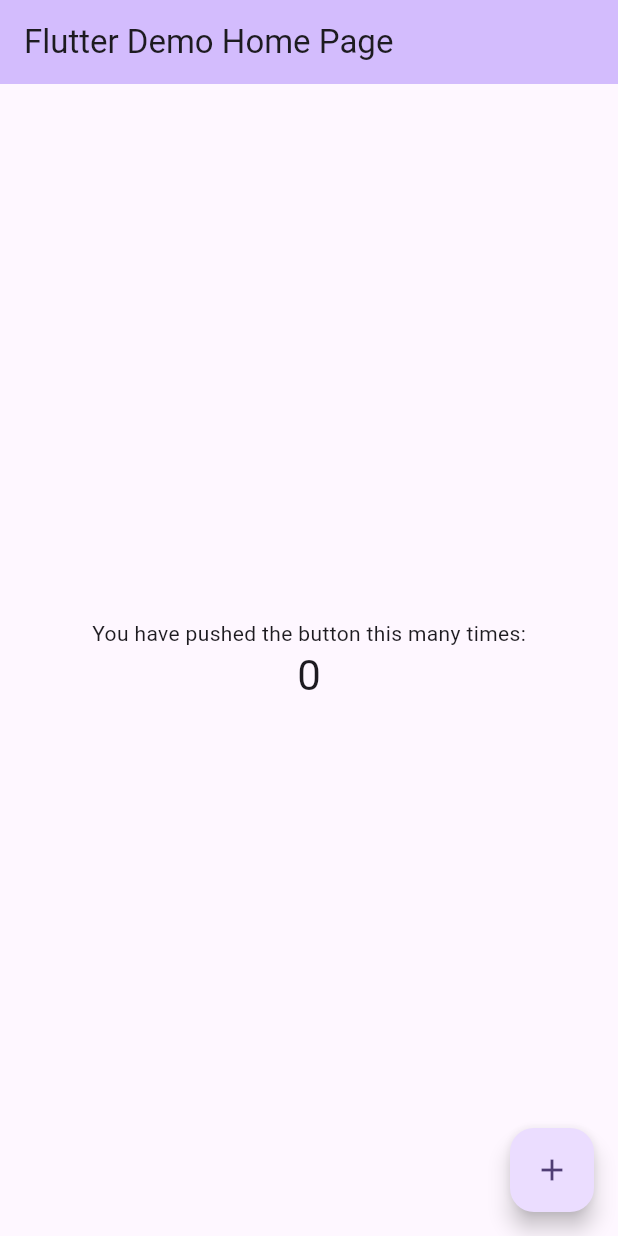
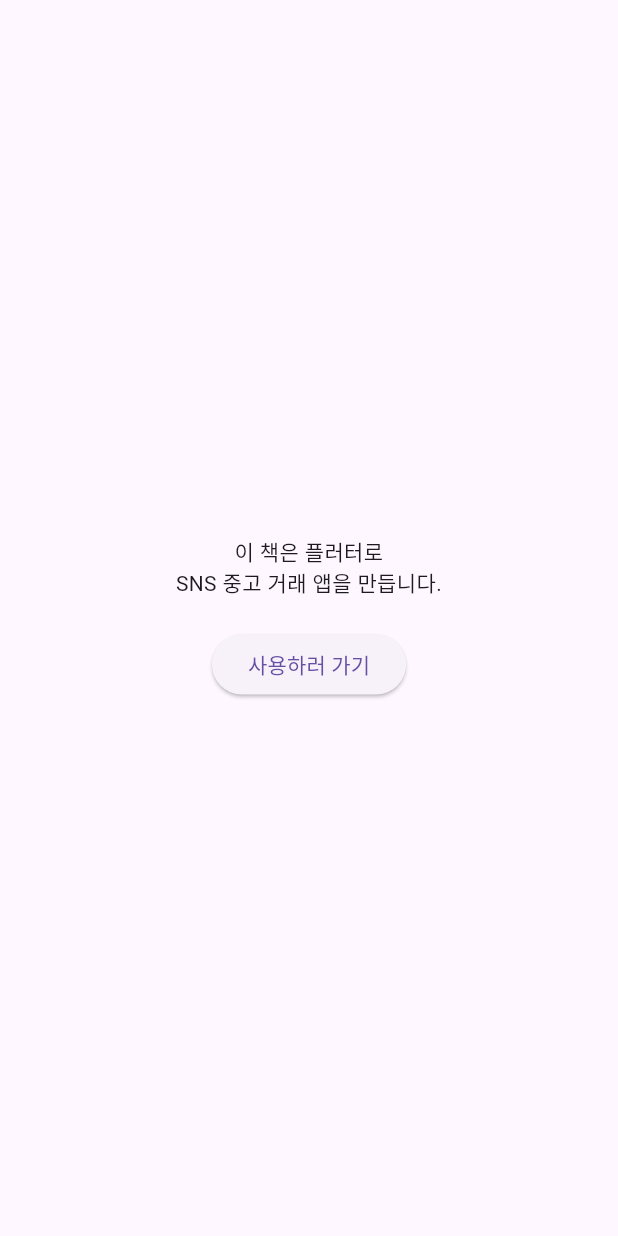
Before and after one commit to Hong-mae/carrot_market_app, a Flutter app: the screen it shows after launch, on a phone screen of 412 x 824 dp. Run offline on Flutter 3.47's test engine with Material 3 defaults, Android fonts, the phone set to English and light mode, and no system bars.

Commit message:
Add intro and registration screens, update app routing
Introduced IntroPage and RegistPage for onboarding and registration. Updated main.dart to use named routes and set up navigation between intro and registration screens. Added placeholder files for feed and shared data.

```diff
--- a/lib/main.dart
+++ b/lib/main.dart
@@ -1,3 +1,5 @@
+import 'package:carrot_market_app/screens/auth/regist.dart';
+import 'package:carrot_market_app/screens/intro.dart';
 import 'package:flutter/material.dart';
 
 void main() {
@@ -7,116 +9,23 @@ void main() {
 class MyApp extends StatelessWidget {
   const MyApp({super.key});
 
-  // This widget is the root of your application.
   @override
   Widget build(BuildContext context) {
     return MaterialApp(
-      title: 'Flutter Demo',
-      theme: ThemeData(
-        // This is the theme of your application.
-        //
-        // TRY THIS: Try running your application with "flutter run". You'll see
-        // the application has a purple toolbar. Then, without quitting the app,
-        // try changing the seedColor in the colorScheme below to Colors.green
-        // and then invoke "hot reload" (save your changes or press the "hot
-        // reload" button in a Flutter-supported IDE, or press "r" if you used
-        // the command line to start the app).
-        //
-        // Notice that the counter didn't reset back to zero; the application
-        // state is not lost during the reload. To reset the state, use hot
-        // restart instead.
-        //
-        // This works for code too, not just values: Most code changes can be
-        // tested with just a hot reload.
-        colorScheme: ColorScheme.fromSeed(seedColor: Colors.deepPurple),
-      ),
-      home: const MyHomePage(title: 'Flutter Demo Home Page'),
+      debugShowCheckedModeBanner: false,
+      title: 'Carrot Market',
+      routes: {
+        '/': (context) => const IntroPage(),
+        '/regist': (context) => const RegistPage(),
+      },
+      initialRoute: '/',
+      onGenerateRoute: (route) {
+        if (route.name!.startsWith('/feed/')) {
+          final id = route.name!.split('/')[1];
+        }
+
+        // return MaterialPageRoute(builder: (context) => UnknownPage());
+      },
     );
   }
 }
-
-class MyHomePage extends StatefulWidget {
-  const MyHomePage({super.key, required this.title});
-
-  // This widget is the home page of your application. It is stateful, meaning
-  // that it has a State object (defined below) that contains fields that affect
-  // how it looks.
-
-  // This class is the configuration for the state. It holds the values (in this
-  // case the title) provided by the parent (in this case the App widget) and
-  // used by the build method of the State. Fields in a Widget subclass are
-  // always marked "final".
-
-  final String title;
-
-  @override
-  State<MyHomePage> createState() => _MyHomePageState();
-}
-
-class _MyHomePageState extends State<MyHomePage> {
-  int _counter = 0;
-
-  void _incrementCounter() {
-    setState(() {
-      // This call to setState tells the Flutter framework that something has
-      // changed in this State, which causes it to rerun the build method below
-      // so that the display can reflect the updated values. If we changed
-      // _counter without calling setState(), then the build method would not be
-      // called again, and so nothing would appear to happen.
-      _counter++;
-    });
-  }
-
-  @override
-  Widget build(BuildContext context) {
-    // This method is rerun every time setState is called, for instance as done
-    // by the _incrementCounter method above.
-    //
-    // The Flutter framework has been optimized to make rerunning build methods
-    // fast, so that you can just rebuild anything that needs updating rather
-    // than having to individually change instances of widgets.
-    return Scaffold(
-      appBar: AppBar(
-        // TRY THIS: Try changing the color here to a specific color (to
-        // Colors.amber, perhaps?) and trigger a hot reload to see the AppBar
-        // change color while the other colors stay the same.
-        backgroundColor: Theme.of(context).colorScheme.inversePrimary,
-        // Here we take the value from the MyHomePage object that was created by
-        // the App.build method, and use it to set our appbar title.
-        title: Text(widget.title),
-      ),
-      body: Center(
-        // Center is a layout widget. It takes a single child and positions it
-        // in the middle of the parent.
-        child: Column(
-          // Column is also a layout widget. It takes a list of children and
-          // arranges them vertically. By default, it sizes itself to fit its
-          // children horizontally, and tries to be as tall as its parent.
-          //
-          // Column has various properties to control how it sizes itself and
-          // how it positions its children. Here we use mainAxisAlignment to
-          // center the children vertically; the main axis here is the vertical
-          // axis because Columns are vertical (the cross axis would be
-          // horizontal).
-          //
-          // TRY THIS: Invoke "debug painting" (choose the "Toggle Debug Paint"
-          // action in the IDE, or press "p" in the console), to see the
-          // wireframe for each widget.
-          mainAxisAlignment: MainAxisAlignment.center,
-          children: <Widget>[
-            const Text('You have pushed the button this many times:'),
-            Text(
-              '$_counter',
-              style: Theme.of(context).textTheme.headlineMedium,
-            ),
-          ],
-        ),
-      ),
-      floatingActionButton: FloatingActionButton(
-        onPressed: _incrementCounter,
-        tooltip: 'Increment',
-        child: const Icon(Icons.add),
-      ), // This trailing comma makes auto-formatting nicer for build methods.
-    );
-  }
-}
--- /dev/null
+++ b/lib/screens/auth/regist.dart
@@ -0,0 +1,13 @@
+import 'package:flutter/material.dart';
+
+class RegistPage extends StatelessWidget {
+  const RegistPage({super.key});
+
+  @override
+  Widget build(BuildContext context) {
+    return Scaffold(
+      appBar: AppBar(title: Text('회원 가입')),
+      body: Center(child: Text('회원 가입 하시겠습니까?')),
+    );
+  }
+}
--- /dev/null
+++ b/lib/screens/intro.dart
@@ -0,0 +1,33 @@
+import 'package:carrot_market_app/screens/auth/regist.dart';
+import 'package:flutter/material.dart';
+
+class IntroPage extends StatelessWidget {
+  const IntroPage({super.key});
+
+  @override
+  Widget build(BuildContext context) {
+    return Scaffold(
+      body: Center(
+        child: Column(
+          mainAxisSize: MainAxisSize.min,
+          children: [
+            const Text(
+              '이 책은 플러터로\nSNS 중고 거래 앱을 만듭니다.',
+              textAlign: TextAlign.center,
+            ),
+            const SizedBox(height: 20),
+            ElevatedButton(
+              onPressed: () {
+                Navigator.push(
+                  context,
+                  MaterialPageRoute(builder: (context) => const RegistPage()),
+                );
+              },
+              child: const Text('사용하러 가기'),
+            ),
+          ],
+        ),
+      ),
+    );
+  }
+}
```
Also changed, not shown: lib/screens/feed/show.dart (added), lib/shared/data.dart (added).
